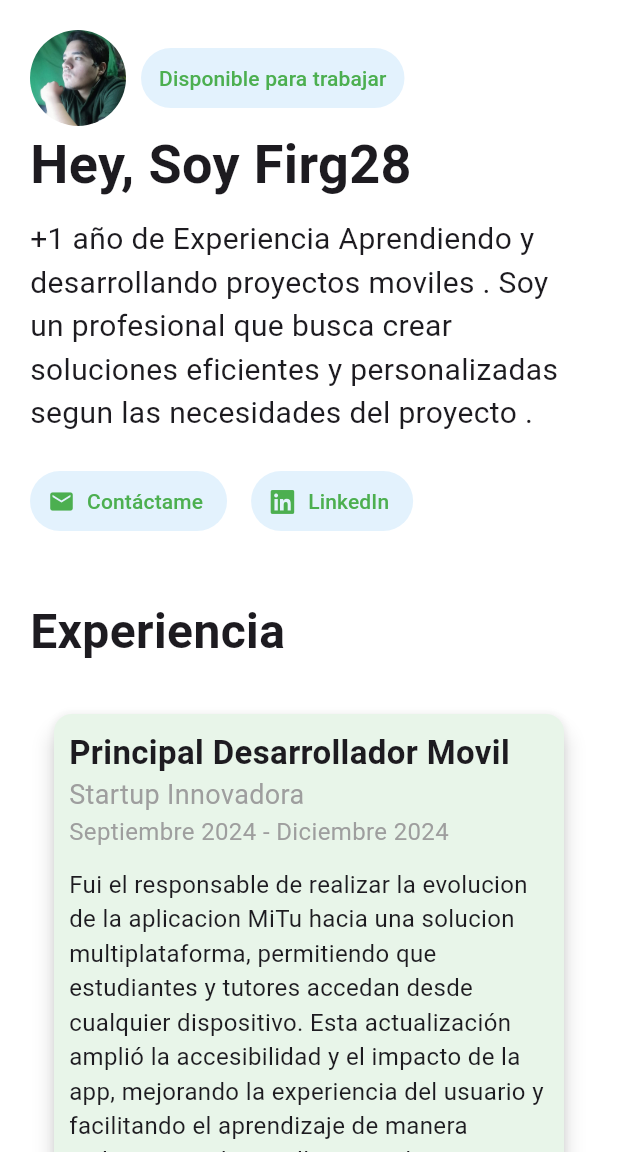
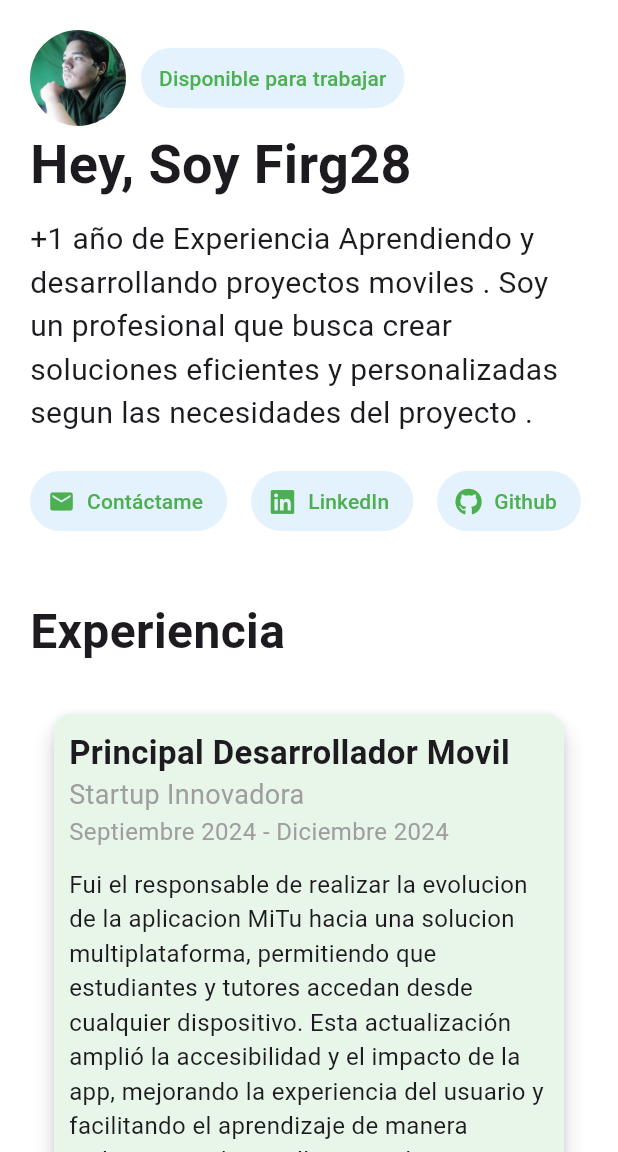
Before and after one commit to jlreyna85/Porfolio, a Flutter app: the screen it shows after launch, on a phone screen of 412 x 824 dp, the part 84-1236 px from its top. Run offline on Flutter 3.47's test engine with Material 3 defaults, Android fonts, the light colour scheme and no system bars; our stand-ins replace flutter_svg, fluttericon.

Commit message:
Actualizacion de nuevos textbuttons

```diff
--- a/lib/sections/welcome_section.dart
+++ b/lib/sections/welcome_section.dart
@@ -42,7 +42,8 @@ class WelcomeSection extends StatelessWidget {
             ,style: TextStyle(fontSize: 20)
             ),
           const SizedBox(height: 20),
-          Row(
+          Wrap(
+            runSpacing: 8.0,
             children: [
               TextButton.icon(
                 onPressed: _launchEmail,
@@ -63,6 +64,16 @@ class WelcomeSection extends StatelessWidget {
                 icon: const Icon(FontAwesome.linkedin),
                 label: const Text('LinkedIn'),
               ),
+              const SizedBox(width: 16), // Espaciado entre botones
+              TextButton.icon(
+                onPressed: _launchGithub,
+                style: TextButton.styleFrom(
+                  backgroundColor: Colors.blue.shade50,
+                  foregroundColor: Colors.green,
+                  ),
+                icon: const Icon(FontAwesome.github),
+                label: const Text('Github'),
+              ),
             ],
           ),
         ],
@@ -80,3 +91,7 @@ void _launchLinkedIn() {
   // Llama al método para abrir LinkedIn desde launch_utils
   LaunchUtils.launchURL('https://www.linkedin.com/in/firg28/');
 }
+
+void _launchGithub(){
+  LaunchUtils.launchURL('https://github.com/jlreyna85');
+}
```
